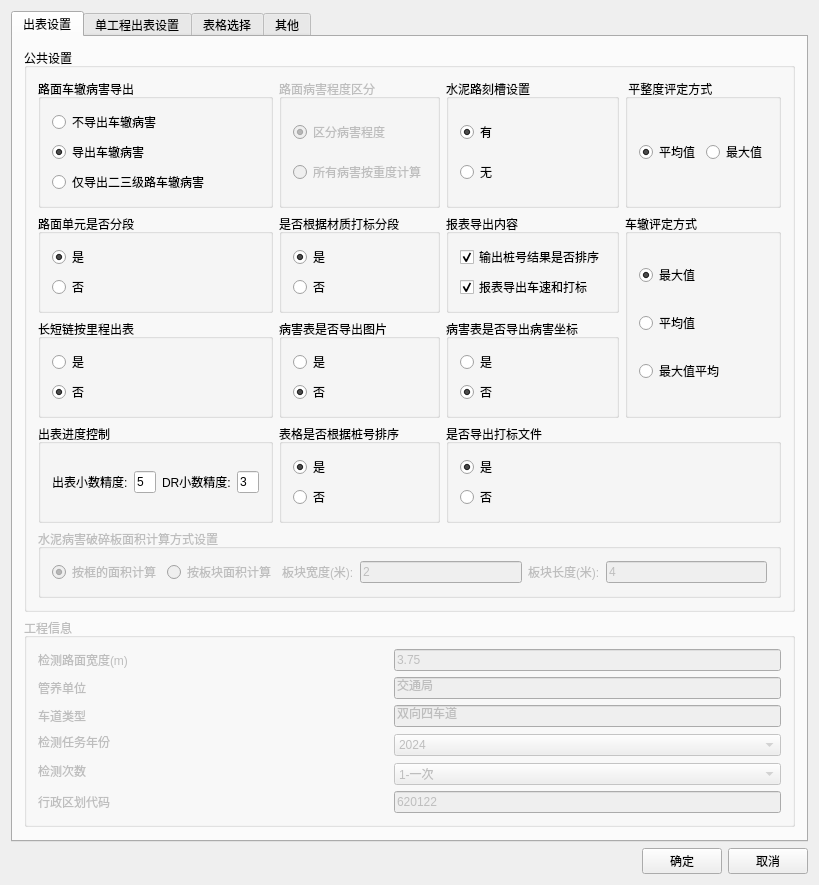
Before: the Qt Designer form hnRoadDataProcess/hnOutputExcelDialog.ui in 2405cwb/RoadDataProcess, drawn with Qt 5.
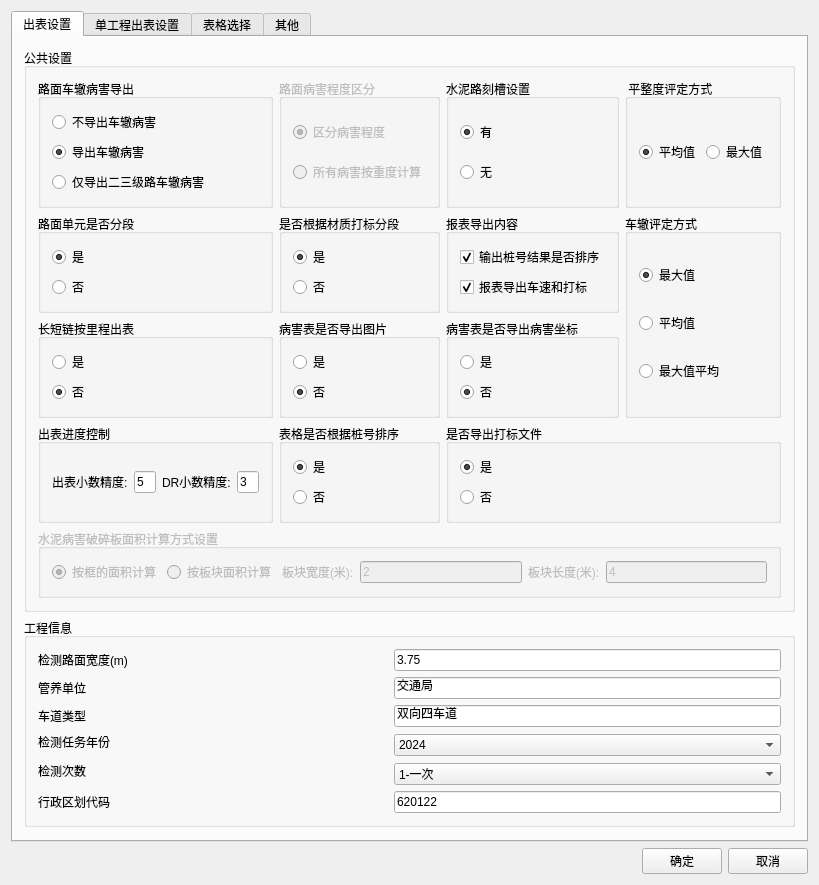
After: the same form once the commit is applied.

What changed in the file:
```diff
--- a/hnRoadDataProcess/hnOutputExcelDialog.ui
+++ b/hnRoadDataProcess/hnOutputExcelDialog.ui
@@ -725,7 +725,7 @@
          <item>
           <widget class="QGroupBox" name="groupBox_12">
            <property name="enabled">
-            <bool>false</bool>
+            <bool>true</bool>
            </property>
            <property name="title">
             <string>工程信息</string>
```
